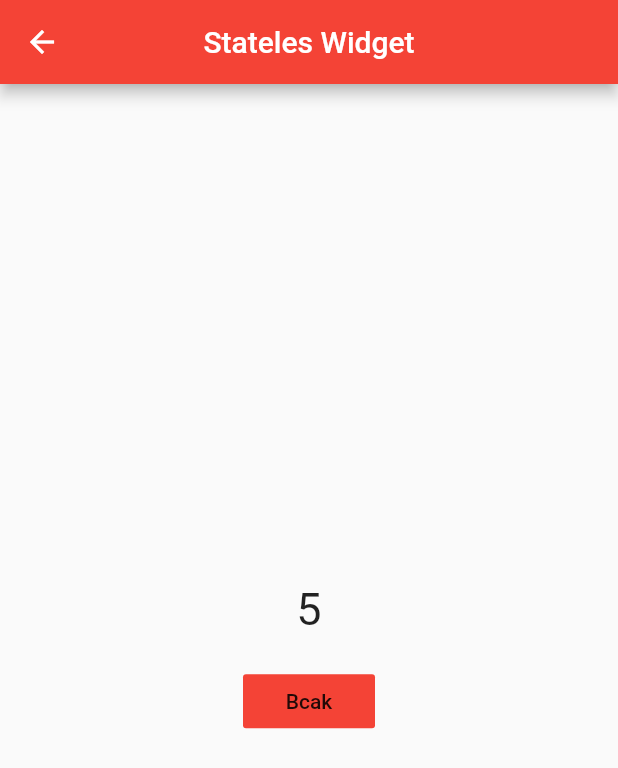
After one commit to faisalaldajah/flutter_os, a Flutter app: the screen it shows after launch, after a tap on "increas", on a phone screen of 412 x 824 dp. The commit adds this screen. Shown: the top 768 px of the screen. Run offline on Flutter 3.47's test engine with Material 2 defaults, Android fonts, the phone set to English and light mode, and no system bars.

Commit message:
new update

```diff
--- /dev/null
+++ b/lib/Nav.dart
@@ -0,0 +1,87 @@
+import 'dart:ui';
+
+import 'package:flutter/material.dart';
+
+class NavScreen extends StatefulWidget {
+  @override
+  _NavScreenState createState() => _NavScreenState();
+}
+
+class _NavScreenState extends State<NavScreen> {
+  int data = 5;
+  String name;
+  @override
+  Widget build(BuildContext context) {
+    return Scaffold(
+      appBar: AppBar(
+        centerTitle: true,
+        title: Text('Stateful Widget'),
+      ),
+      body: Center(
+        child: Column(
+          mainAxisAlignment: MainAxisAlignment.center,
+          children: [
+            Text(
+              'Stateful',
+              style: TextStyle(
+                fontSize: 30,
+              ),
+            ),
+            SizedBox(height: 20),
+            FlatButton(
+              onPressed: () {
+                Navigator.push(
+                  context,
+                  MaterialPageRoute(
+                    builder: (context) => MyAppstseles(data: data),
+                  ),
+                );
+              },
+              child: Text('increas'),
+              color: Colors.teal,
+            )
+          ],
+        ),
+      ),
+    );
+  }
+}
+
+class MyAppstseles extends StatelessWidget {
+  int data;
+  String name;
+
+
+  MyAppstseles({@required this.data,this.name});
+
+
+  @override
+  Widget build(BuildContext context) {
+    return Scaffold(
+      appBar: AppBar(
+        backgroundColor: Colors.red,
+        centerTitle: true,
+        title: Text('Stateles Widget'),
+      ),
+      body: Center(
+        child: Column(
+          mainAxisAlignment: MainAxisAlignment.center,
+          children: [
+            Text(
+              data.toString(),
+              style: TextStyle(fontSize: 30),
+            ),
+            SizedBox(height: 20),
+            FlatButton(
+              onPressed: () {
+                Navigator.pop(context);
+              },
+              child: Text('Bcak'),
+              color: Colors.red,
+            )
+          ],
+        ),
+      ),
+    );
+  }
+}
--- a/lib/main.dart
+++ b/lib/main.dart
@@ -1,9 +1,13 @@
 import 'package:flutter/material.dart';
+import 'package:flutter_os/Nav.dart';
+import 'Nav.dart';
 
 void main() {
-  runApp(MaterialApp(
-    home: MyApp(),
-  ));
+  runApp(
+    MaterialApp(
+      home: NavScreen(),
+    ),
+  );
 }
 
 class MyApp extends StatelessWidget {
@@ -47,10 +51,17 @@ class MyApp extends StatelessWidget {
                 color: Colors.white,
                 child: Row(
                   children: [
-                    SizedBox(width: 20,),
+                    SizedBox(
+                      width: 20,
+                    ),
                     Icon(Icons.phone_android),
-                    SizedBox(width: 20,),
-                    Text('+123456789321',style: TextStyle(fontSize: 20),)
+                    SizedBox(
+                      width: 20,
+                    ),
+                    Text(
+                      '+123456789321',
+                      style: TextStyle(fontSize: 20),
+                    )
                   ],
                 ),
               ),
@@ -63,10 +74,17 @@ class MyApp extends StatelessWidget {
                 color: Colors.white,
                 child: Row(
                   children: [
-                    SizedBox(width: 20,),
+                    SizedBox(
+                      width: 20,
+                    ),
                     Icon(Icons.email),
-                    SizedBox(width: 20,),
-                    Text('gjjaasd@gmail.com',style: TextStyle(fontSize: 20),)
+                    SizedBox(
+                      width: 20,
+                    ),
+                    Text(
+                      'gjjaasd@gmail.com',
+                      style: TextStyle(fontSize: 20),
+                    )
                   ],
                 ),
               ),
```
Also changed, not shown: lib/Sataeful.dart (added, +79 -0 lines).
